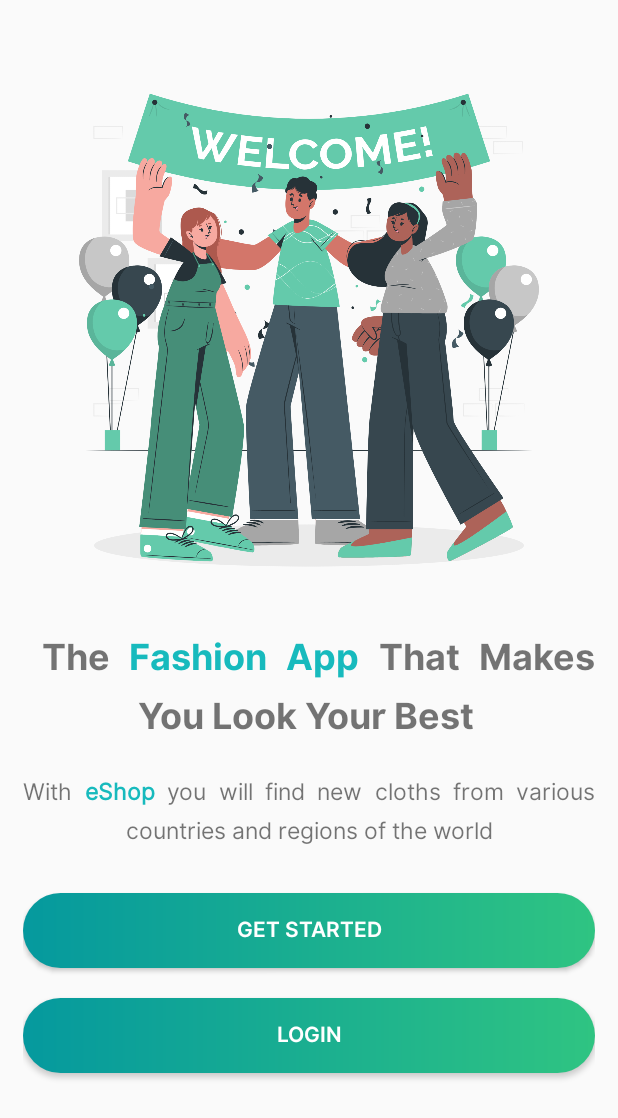
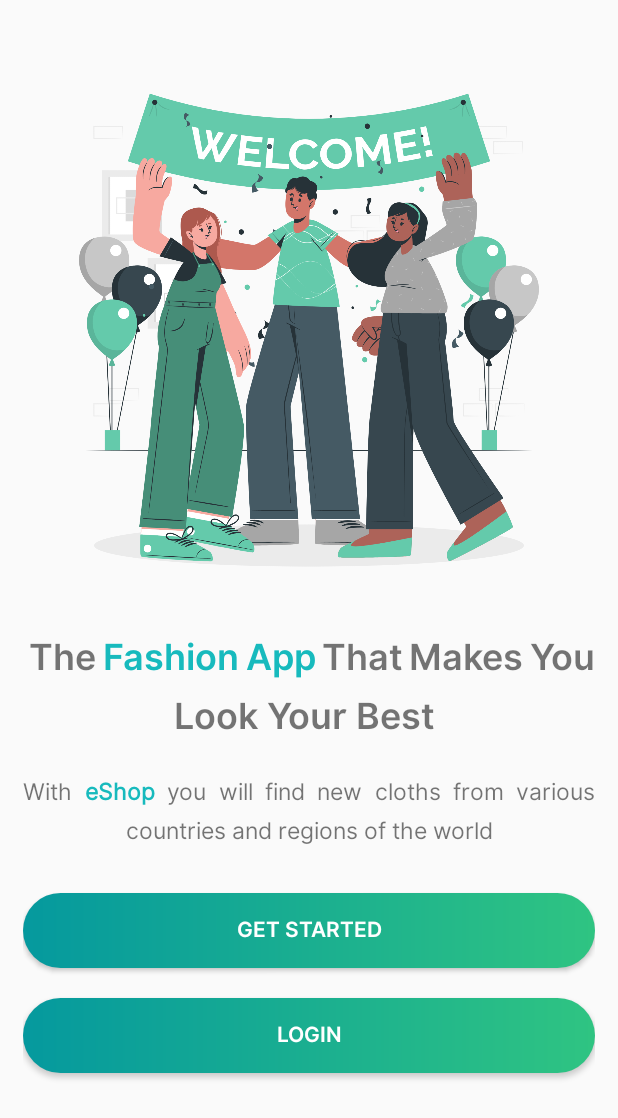
Before and after one commit to mehedi17n/eShop, an Android app: the screen it shows after launch (WelcomeActivity), on a phone screen of 412 x 824 dp. Shown: the top 1118 px of the screen. Run offline under Robolectric (Android 15) with nearby library versions, the phone set to English and light mode, and no system bars.

```diff
--- a/app/src/main/res/layout/activity_welcome.xml
+++ b/app/src/main/res/layout/activity_welcome.xml
@@ -20,7 +20,7 @@
         android:layout_width="match_parent"
         android:layout_height="wrap_content"
         android:text="@string/welcome_title"
-        android:fontFamily="@font/inter_bold"
+        android:fontFamily="@font/inter_semi_bold"
         android:textSize="24sp"
         android:gravity="center"
         android:justificationMode="inter_word"
```
